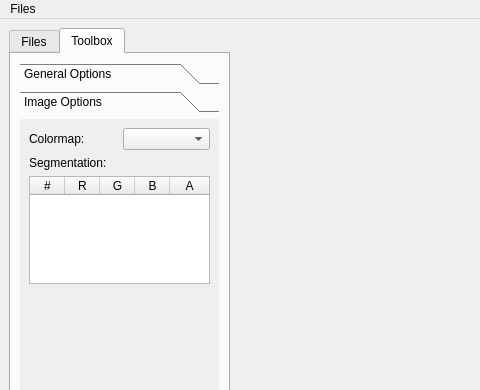
Old version of the form nifti_gridview/ngv_gui/mainwindow.ui in the repository alabamagan/NIfTI-gridview; both pictures show x 0 to 480 and y 0 to 390 of the 965 by 731 pixel window.
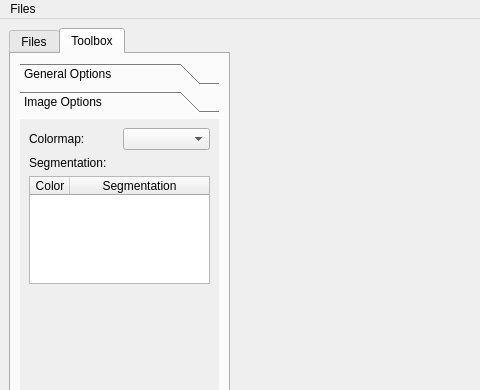
New version of the form. The open tabs and pages were chosen to show the change.

Commit message: Add support to loading segmentation

What changed in the file:
```diff
--- a/nifti_gridview/ngv_gui/mainwindow.ui
+++ b/nifti_gridview/ngv_gui/mainwindow.ui
@@ -222,13 +222,13 @@
             <item>
              <widget class="QTableWidget" name="tableWidget_segmentations">
               <property name="columnCount">
-               <number>5</number>
+               <number>2</number>
               </property>
               <attribute name="horizontalHeaderCascadingSectionResizes">
                <bool>true</bool>
               </attribute>
               <attribute name="horizontalHeaderDefaultSectionSize">
-               <number>35</number>
+               <number>40</number>
               </attribute>
               <attribute name="horizontalHeaderMinimumSectionSize">
                <number>25</number>
@@ -238,7 +238,7 @@
               </attribute>
               <column>
                <property name="text">
-                <string>#</string>
+                <string>Color</string>
                </property>
                <property name="toolTip">
                 <string>Name of the loaded segmentation set.</string>
@@ -246,22 +246,7 @@
               </column>
               <column>
                <property name="text">
-                <string>R</string>
-               </property>
-              </column>
-              <column>
-               <property name="text">
-                <string>G</string>
-               </property>
-              </column>
-              <column>
-               <property name="text">
-                <string>B</string>
-               </property>
-              </column>
-              <column>
-               <property name="text">
-                <string>A</string>
+                <string>Segmentation</string>
                </property>
               </column>
              </widget>
```
Left out of the diff: 3 changed lines with no effect on the pictures. The commit also changes 5 other files.
